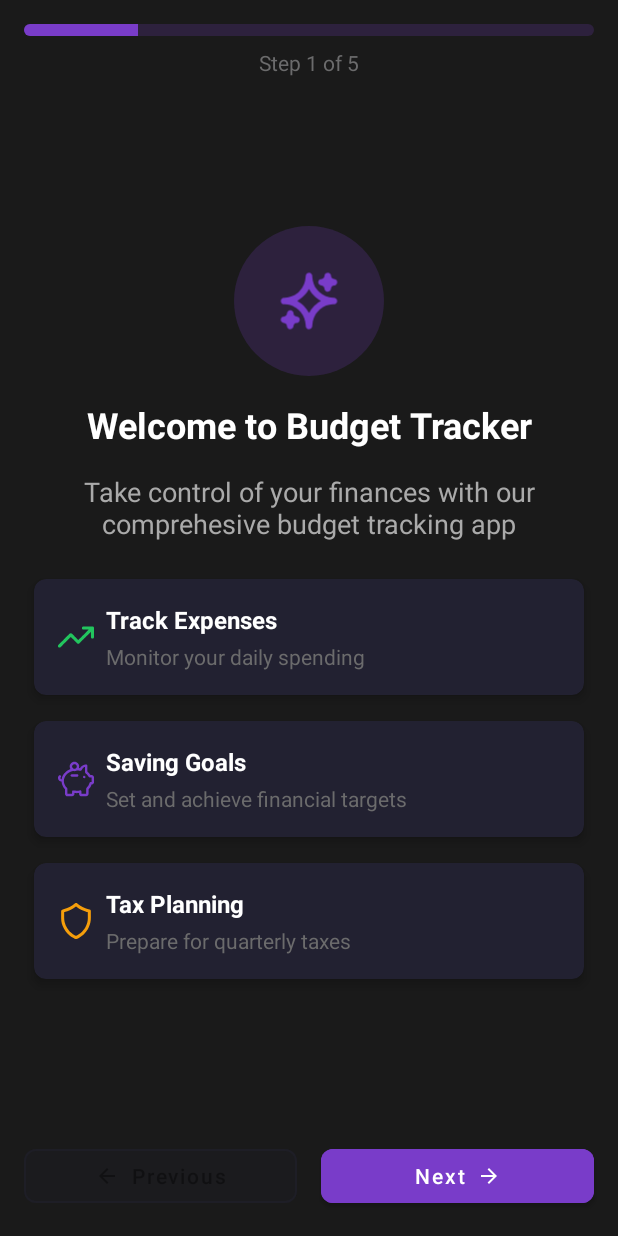
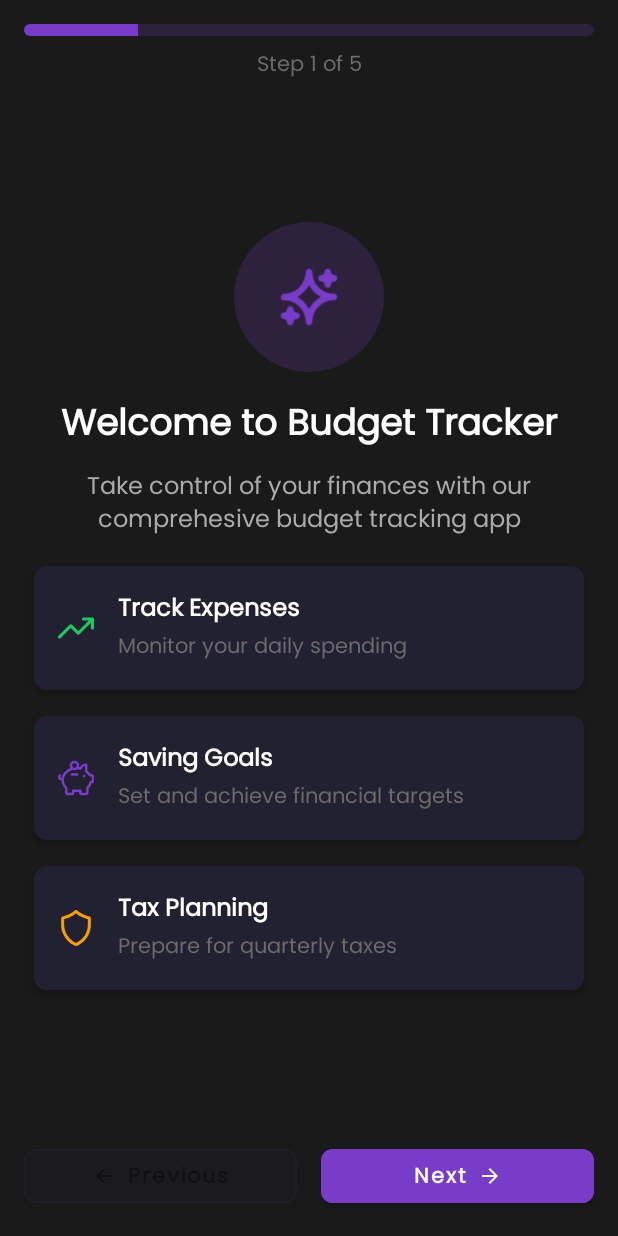
Before and after one commit to AmarantBCL/BudgetApp, an Android app: the screen it shows after launch (MainActivity), on a phone screen of 412 x 824 dp. Run offline under Robolectric (Android 15) with nearby library versions, the phone set to English and light mode, and no system bars; our stand-ins replace Dagger/Hilt's generated code, Room's generated code, navigation-ui.

Commit message:
New font & theming

```diff
--- a/app/src/main/java/com/amarant/apps/budgetapp/ui/MainActivity.kt
+++ b/app/src/main/java/com/amarant/apps/budgetapp/ui/MainActivity.kt
@@ -12,6 +12,7 @@ import androidx.navigation.NavController
 import androidx.navigation.fragment.NavHostFragment
 import androidx.navigation.fragment.findNavController
 import androidx.navigation.navOptions
+import androidx.navigation.ui.AppBarConfiguration
 import androidx.navigation.ui.onNavDestinationSelected
 import androidx.navigation.ui.setupWithNavController
 import com.amarant.apps.budgetapp.R
--- a/app/src/main/java/com/amarant/apps/budgetapp/ui/fragments/OnboardingFragment.kt
+++ b/app/src/main/java/com/amarant/apps/budgetapp/ui/fragments/OnboardingFragment.kt
@@ -7,6 +7,7 @@ import android.view.ViewGroup
 import androidx.fragment.app.Fragment
 import com.amarant.apps.budgetapp.databinding.FragmentOnboardingBinding
 import com.amarant.apps.budgetapp.ui.adapter.OnboardingAdapter
+import com.amarant.apps.budgetapp.ui.fragments.viewpager.StepOneFragment
 
 class OnboardingFragment : Fragment() {
 
@@ -26,6 +27,7 @@ class OnboardingFragment : Fragment() {
     override fun onViewCreated(view: View, savedInstanceState: Bundle?) {
         super.onViewCreated(view, savedInstanceState)
         initViewPager()
+        setClickListeners()
     }
 
     override fun onDestroyView() {
@@ -38,4 +40,11 @@ class OnboardingFragment : Fragment() {
         binding.viewPagerOnboard.adapter = onboardingAdapter
         binding.viewPagerOnboard.isUserInputEnabled = false
     }
+
+    private fun setClickListeners() {
+        binding.btnNext.setOnClickListener {
+            val currentItem = binding.viewPagerOnboard.currentItem
+            binding.viewPagerOnboard.setCurrentItem(currentItem + 1, true)
+        }
+    }
 }
--- a/app/src/main/java/com/amarant/apps/budgetapp/ui/fragments/viewpager/StepOneFragment.kt
+++ b/app/src/main/java/com/amarant/apps/budgetapp/ui/fragments/viewpager/StepOneFragment.kt
@@ -1,5 +1,6 @@
 package com.amarant.apps.budgetapp.ui.fragments.viewpager
 
+import android.content.Context
 import android.os.Bundle
 import android.util.Log
 import androidx.fragment.app.Fragment
--- a/app/src/main/res/layout/fragment_onboarding.xml
+++ b/app/src/main/res/layout/fragment_onboarding.xml
@@ -3,15 +3,55 @@
     xmlns:app="http://schemas.android.com/apk/res-auto"
     xmlns:tools="http://schemas.android.com/tools"
     android:layout_width="match_parent"
-    android:layout_height="match_parent">
+    android:layout_height="match_parent"
+    android:background="@color/window_black">
 
     <androidx.viewpager2.widget.ViewPager2
         android:id="@+id/view_pager_onboard"
         android:layout_width="match_parent"
-        android:layout_height="match_parent"
+        android:layout_height="0dp"
+        app:layout_constraintBottom_toTopOf="@id/btn_previous"
+        app:layout_constraintEnd_toEndOf="parent"
+        app:layout_constraintStart_toStartOf="parent"
+        app:layout_constraintTop_toTopOf="parent" />
+
+    <com.google.android.material.button.MaterialButton
+        android:id="@+id/btn_previous"
+        style="@style/InactiveButtonStyle"
+        android:layout_width="0dp"
+        android:layout_height="wrap_content"
+        android:layout_marginHorizontal="@dimen/large_margin"
+        android:layout_marginBottom="@dimen/large_margin"
+        android:includeFontPadding="false"
+        android:text="Previous"
+        android:textAppearance="@style/Text.Button"
+        app:cornerRadius="8dp"
+        app:icon="@drawable/ic_arrow_left"
+        app:iconGravity="textStart"
+        app:iconSize="16dp"
+        app:layout_constraintBottom_toBottomOf="parent"
+        app:layout_constraintEnd_toStartOf="@id/btn_next"
+        app:layout_constraintStart_toStartOf="parent"
+        app:strokeColor="#1e1e26"
+        app:strokeWidth="1dp" />
+
+    <com.google.android.material.button.MaterialButton
+        android:id="@+id/btn_next"
+        style="@style/ActiveButtonStyle"
+        android:layout_width="0dp"
+        android:layout_height="wrap_content"
+        android:layout_marginEnd="@dimen/large_margin"
+        android:layout_marginBottom="@dimen/large_margin"
+        android:includeFontPadding="false"
+        android:text="Next"
+        android:textAppearance="@style/Text.Button"
+        app:cornerRadius="8dp"
+        app:icon="@drawable/ic_arrow_right"
+        app:iconGravity="textEnd"
+        app:iconSize="@dimen/button_icon_size"
+        app:iconTint="@color/primary_white"
         app:layout_constraintBottom_toBottomOf="parent"
         app:layout_constraintEnd_toEndOf="parent"
-        app:layout_constraintStart_toStartOf="parent"
-        app:layout_constraintTop_toBottomOf="parent" />
+        app:layout_constraintStart_toEndOf="@id/btn_previous" />
 
 </androidx.constraintlayout.widget.ConstraintLayout>
--- a/app/src/main/res/layout/fragment_step_one.xml
+++ b/app/src/main/res/layout/fragment_step_one.xml
@@ -66,7 +66,7 @@
         android:layout_width="0dp"
         android:layout_height="wrap_content"
         android:layout_marginHorizontal="@dimen/large_margin"
-        android:layout_marginTop="@dimen/large_margin"
+        android:layout_marginTop="@dimen/regular_margin"
         android:text="Take control of your finances with our comprehesive budget tracking app"
         android:textAlignment="center"
         android:textAppearance="@style/Text.Primary"
@@ -80,53 +80,53 @@
         android:layout_width="0dp"
         android:layout_height="wrap_content"
         android:layout_marginHorizontal="@dimen/large_margin"
-        android:layout_marginTop="@dimen/large_margin"
+        android:layout_marginTop="@dimen/regular_margin"
         android:layout_marginBottom="@dimen/large_margin"
         android:nestedScrollingEnabled="false"
         android:overScrollMode="never"
         app:layoutManager="androidx.recyclerview.widget.LinearLayoutManager"
-        app:layout_constraintBottom_toTopOf="@id/btn_previous"
+        app:layout_constraintBottom_toBottomOf="parent"
         app:layout_constraintEnd_toEndOf="parent"
         app:layout_constraintStart_toStartOf="parent"
         app:layout_constraintTop_toBottomOf="@id/lbl_description"
         tools:itemCount="3"
         tools:listitem="@layout/list_item_feature" />
 
-    <com.google.android.material.button.MaterialButton
-        android:id="@+id/btn_previous"
-        style="@style/InactiveButtonStyle"
-        android:layout_width="0dp"
-        android:layout_height="wrap_content"
-        android:layout_marginHorizontal="@dimen/large_margin"
-        android:layout_marginBottom="@dimen/large_margin"
-        android:text="Previous"
-        android:textAppearance="@style/Text.Button"
-        app:cornerRadius="8dp"
-        app:icon="@drawable/ic_arrow_left"
-        app:iconGravity="textStart"
-        app:iconSize="16dp"
-        app:layout_constraintBottom_toBottomOf="parent"
-        app:layout_constraintEnd_toStartOf="@id/btn_next"
-        app:layout_constraintStart_toStartOf="parent"
-        app:strokeColor="#1e1e26"
-        app:strokeWidth="1dp" />
+    <!--    <com.google.android.material.button.MaterialButton-->
+    <!--        android:id="@+id/btn_previous"-->
+    <!--        style="@style/InactiveButtonStyle"-->
+    <!--        android:layout_width="0dp"-->
+    <!--        android:layout_height="wrap_content"-->
+    <!--        android:layout_marginHorizontal="@dimen/large_margin"-->
+    <!--        android:layout_marginBottom="@dimen/large_margin"-->
+    <!--        android:text="Previous"-->
+    <!--        android:textAppearance="@style/Text.Button"-->
+    <!--        app:cornerRadius="8dp"-->
+    <!--        app:icon="@drawable/ic_arrow_left"-->
+    <!--        app:iconGravity="textStart"-->
+    <!--        app:iconSize="16dp"-->
+    <!--        app:layout_constraintBottom_toBottomOf="parent"-->
+    <!--        app:layout_constraintEnd_toStartOf="@id/btn_next"-->
+    <!--        app:layout_constraintStart_toStartOf="parent"-->
+    <!--        app:strokeColor="#1e1e26"-->
+    <!--        app:strokeWidth="1dp" />-->
 
-    <com.google.android.material.button.MaterialButton
-        android:id="@+id/btn_next"
-        style="@style/ActiveButtonStyle"
-        android:layout_width="0dp"
-        android:layout_height="wrap_content"
-        android:layout_marginEnd="@dimen/large_margin"
-        android:layout_marginBottom="@dimen/large_margin"
-        android:text="Next"
-        android:textAppearance="@style/Text.Button"
-        app:cornerRadius="8dp"
-        app:icon="@drawable/ic_arrow_right"
-        app:iconGravity="textEnd"
-        app:iconSize="@dimen/button_icon_size"
-        app:iconTint="@color/primary_white"
-        app:layout_constraintBottom_toBottomOf="parent"
-        app:layout_constraintEnd_toEndOf="parent"
-        app:layout_constraintStart_toEndOf="@id/btn_previous" />
+    <!--    <com.google.android.material.button.MaterialButton-->
+    <!--        android:id="@+id/btn_next"-->
+    <!--        style="@style/ActiveButtonStyle"-->
+    <!--        android:layout_width="0dp"-->
+    <!--        android:layout_height="wrap_content"-->
+    <!--        android:layout_marginEnd="@dimen/large_margin"-->
+    <!--        android:layout_marginBottom="@dimen/large_margin"-->
+    <!--        android:text="Next"-->
+    <!--        android:textAppearance="@style/Text.Button"-->
+    <!--        app:cornerRadius="8dp"-->
+    <!--        app:icon="@drawable/ic_arrow_right"-->
+    <!--        app:iconGravity="textEnd"-->
+    <!--        app:iconSize="@dimen/button_icon_size"-->
+    <!--        app:iconTint="@color/primary_white"-->
+    <!--        app:layout_constraintBottom_toBottomOf="parent"-->
+    <!--        app:layout_constraintEnd_toEndOf="parent"-->
+    <!--        app:layout_constraintStart_toEndOf="@id/btn_previous" />-->
 
 </androidx.constraintlayout.widget.ConstraintLayout>
--- a/app/src/main/res/layout/list_item_feature.xml
+++ b/app/src/main/res/layout/list_item_feature.xml
@@ -21,15 +21,14 @@
             app:layout_constraintBottom_toBottomOf="parent"
             app:layout_constraintStart_toStartOf="parent"
             app:layout_constraintTop_toTopOf="parent"
-            app:srcCompat="@drawable/ic_credit" />
+            app:srcCompat="@drawable/ic_trend" />
 
         <TextView
             android:id="@+id/lbl_title"
             android:layout_width="0dp"
             android:layout_height="wrap_content"
-            android:layout_marginHorizontal="@dimen/regular_margin"
+            android:layout_marginHorizontal="@dimen/large_margin"
             android:layout_marginTop="@dimen/large_margin"
-            android:layout_marginBottom="@dimen/small_margin"
             android:text="Track Expenses"
             android:textAppearance="@style/Text.Heading.Small"
             app:layout_constraintBottom_toTopOf="@id/lbl_description"
@@ -41,7 +40,7 @@
             android:id="@+id/lbl_description"
             android:layout_width="0dp"
             android:layout_height="wrap_content"
-            android:layout_marginHorizontal="@dimen/regular_margin"
+            android:layout_marginHorizontal="@dimen/large_margin"
             android:layout_marginBottom="@dimen/large_margin"
             android:text="Monitor your daily spending"
             android:textAppearance="@style/Text.Secondary"
--- a/app/src/main/res/values-night/themes.xml
+++ b/app/src/main/res/values-night/themes.xml
@@ -2,15 +2,15 @@
     <!-- Base application theme. -->
     <style name="Theme.BudgetApp" parent="Theme.MaterialComponents.DayNight.DarkActionBar">
         <!-- Primary brand color. -->
-        <item name="colorPrimary">@color/primary</item>
-        <item name="colorPrimaryVariant">@color/primaryDark</item>
-        <item name="colorOnPrimary">@color/primary</item>
+<!--        <item name="colorPrimary">@color/primary</item>-->
+<!--        <item name="colorPrimaryVariant">@color/primaryDark</item>-->
+<!--        <item name="colorOnPrimary">@color/primary</item>-->
         <!-- Secondary brand color. -->
-        <item name="colorSecondary">@color/primary</item>
-        <item name="colorSecondaryVariant">@color/primaryDark</item>
-        <item name="colorOnSecondary">@color/primary</item>
+<!--        <item name="colorSecondary">@color/primary</item>-->
+<!--        <item name="colorSecondaryVariant">@color/primaryDark</item>-->
+<!--        <item name="colorOnSecondary">@color/primary</item>-->
         <!-- Status bar color. -->
-        <item name="android:statusBarColor" tools:targetApi="l">?attr/colorPrimaryVariant</item>
+        <item name="android:statusBarColor" tools:targetApi="l">@color/window_black</item>
         <!-- Customize your theme here. -->
         <item name="spinnerColor">@color/white</item>
         <item name="statisticsColor">@android:color/darker_gray</item>
--- a/app/src/main/res/values/styles.xml
+++ b/app/src/main/res/values/styles.xml
@@ -1,9 +1,16 @@
 <?xml version="1.0" encoding="utf-8"?>
 <resources>
+    <!-- PIN Edit text styling -->
     <style name="PinEditTextStyle">
         <item name="android:gravity">center</item>
         <item name="android:inputType">numberPassword</item>
         <item name="android:maxLength">1</item>
         <item name="android:maxLines">1</item>
     </style>
+
+    <!-- Chip styling -->
+    <style name="CustomChipStyle" parent="Widget.MaterialComponents.Chip.Choice">
+        <item name="chipIconSize">16dp</item>
+        <item name="chipIconTint">@color/primary</item>
+    </style>
 </resources>
--- a/app/src/main/res/values/styles_text.xml
+++ b/app/src/main/res/values/styles_text.xml
@@ -2,29 +2,35 @@
 <resources>
 
     <style name="Text.Secondary" parent="TextAppearance.MaterialComponents.Headline5">
+        <item name="fontFamily">@font/poppins</item>
         <item name="android:textColor">@color/secondary_gray</item>
         <item name="android:textSize">@dimen/text_small</item>
     </style>
 
     <style name="Text.Heading" parent="TextAppearance.MaterialComponents.Headline5">
+        <item name="fontFamily">@font/poppins</item>
         <item name="android:textColor">@color/primary_white</item>
         <item name="android:textSize">@dimen/text_extra_large</item>
         <item name="android:textStyle">bold</item>
     </style>
 
     <style name="Text.Primary" parent="TextAppearance.MaterialComponents.Headline5">
+        <item name="fontFamily">@font/poppins</item>
         <item name="android:textColor">@android:color/darker_gray</item>
-        <item name="android:textSize">@dimen/text_large</item>
+        <item name="android:textSize">@dimen/text_regular</item>
     </style>
 
     <style name="Text.Heading.Small" parent="TextAppearance.MaterialComponents.Headline5">
+        <item name="fontFamily">@font/poppins</item>
         <item name="android:textColor">@color/primary_white</item>
         <item name="android:textSize">@dimen/text_regular</item>
         <item name="android:textStyle">bold</item>
     </style>
 
     <style name="Text.Button" parent="TextAppearance.MaterialComponents.Button">
+        <item name="fontFamily">@font/poppins</item>
         <item name="android:textColor">@color/primary_white</item>
         <item name="android:textAllCaps">false</item>
+        <item name="android:textStyle">bold</item>
     </style>
 </resources>
--- a/app/src/main/res/values/themes.xml
+++ b/app/src/main/res/values/themes.xml
@@ -2,13 +2,13 @@
     <!-- Base application theme. -->
     <style name="Theme.BudgetApp" parent="Theme.MaterialComponents.DayNight.DarkActionBar">
         <!-- Primary brand color. -->
-        <item name="colorPrimary">@color/primary</item>
-        <item name="colorPrimaryVariant">@color/primaryDark</item>
-        <item name="colorOnPrimary">@color/white</item>
+<!--        <item name="colorPrimary">@color/primary</item>-->
+<!--        <item name="colorPrimaryVariant">@color/primaryDark</item>-->
+<!--        <item name="colorOnPrimary">@color/white</item>-->
         <!-- Secondary brand color. -->
-        <item name="colorSecondary">@color/primary</item>
-        <item name="colorSecondaryVariant">@color/primaryDark</item>
-        <item name="colorOnSecondary">@color/black</item>
+<!--        <item name="colorSecondary">@color/primary</item>-->
+<!--        <item name="colorSecondaryVariant">@color/primaryDark</item>-->
+<!--        <item name="colorOnSecondary">@color/black</item>-->
         <!-- Status bar color. -->
         <item name="android:statusBarColor" tools:targetApi="l">?attr/colorPrimaryVariant</item>
         <!-- Customize your theme here. -->
@@ -16,9 +16,4 @@
         <item name="statisticsColor">@android:color/darker_gray</item>
         <item name="chipStyle">@style/CustomChipStyle</item>
     </style>
-
-    <style name="CustomChipStyle" parent="Widget.MaterialComponents.Chip.Choice">
-        <item name="chipIconSize">16dp</item>
-        <item name="chipIconTint">@color/primary</item>
-    </style>
 </resources>
```
Also changed, not shown: app/src/main/res/font/poppins.ttf (added).
